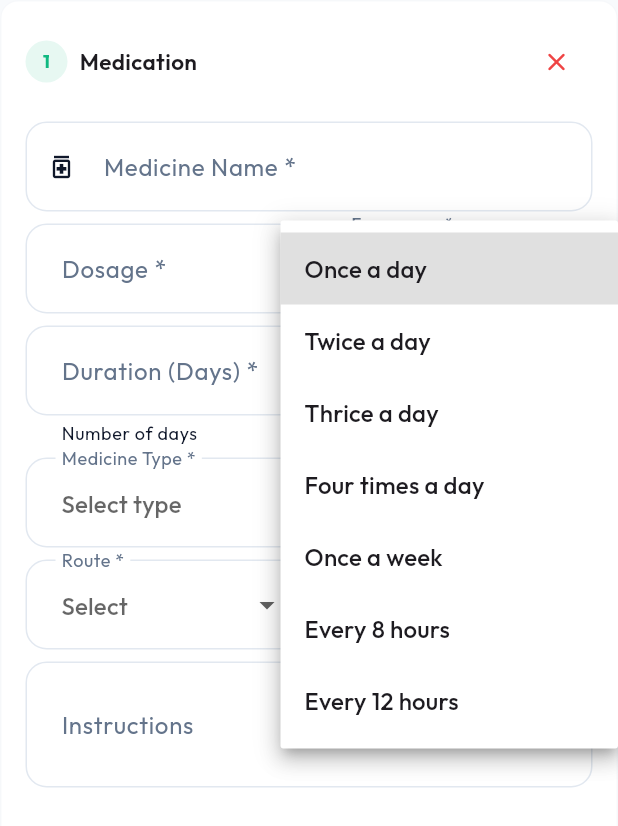
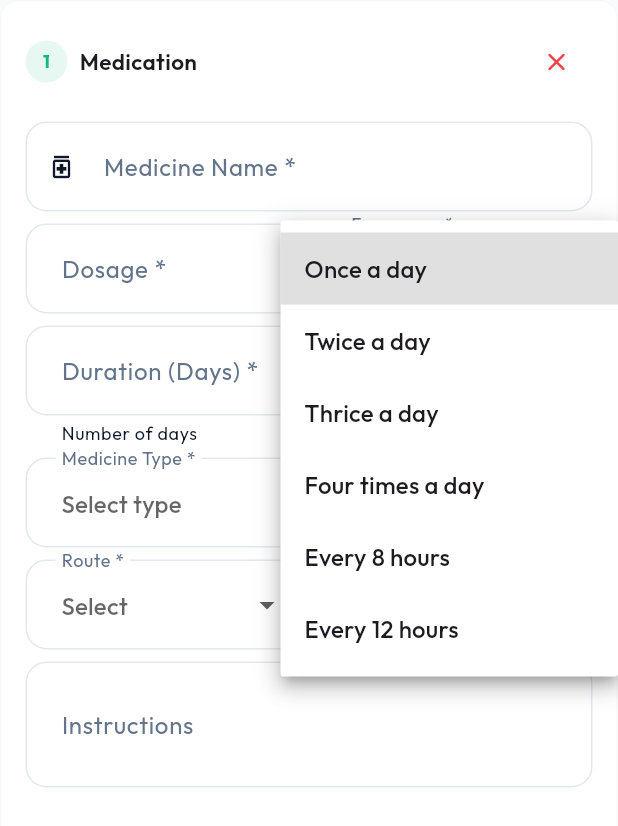
Before and after one commit to ankurrera/Biometrics_medical, a Flutter app: the MedicationCardWidget widget shown alone on an empty page, opened directly with empty values, after a tap on "Select", on a phone screen of 412 x 824 dp. Shown: the top 826 px of the screen. Run offline on Flutter 3.47's test engine with Material 3 defaults, Android fonts, the phone set to English and light mode, and no system bars; our stand-ins replace flutter_dotenv, flutter_riverpod, flutter_secure_storage, go_router, google_fonts, image_picker and 4 more; missing offline and left inert: mobile_scanner; accounts and stored records are empty; network calls fail.

Commit message:
Address code review feedback: remove weekly frequency and redundant disabled state
Co-authored-by: ankurrera <186232326+ankurrera@users.noreply.github.com>

```diff
--- a/lib/features/patient/presentation/widgets/medication_card_widget.dart
+++ b/lib/features/patient/presentation/widgets/medication_card_widget.dart
@@ -36,12 +36,12 @@ class _MedicationCardWidgetState extends State<MedicationCardWidget> {
   FoodTiming? _foodTiming;
 
   // Frequency mapping for auto-calculation
+  // Note: Weekly frequencies calculate total quantity for the duration period
   static const Map<String, int> frequencyMap = {
     "Once a day": 1,
     "Twice a day": 2,
     "Thrice a day": 3,
     "Four times a day": 4,
-    "Once a week": 1,
     "Every 8 hours": 3,
     "Every 12 hours": 2,
   };
@@ -283,7 +283,6 @@ class _MedicationCardWidgetState extends State<MedicationCardWidget> {
                     helperText: 'Auto-calculated',
                   ),
                   readOnly: true,
-                  enabled: false,
                   style: const TextStyle(
                     fontWeight: FontWeight.w600,
                     color: AppColors.primary,
```
Also changed, not shown: 2 other files.
